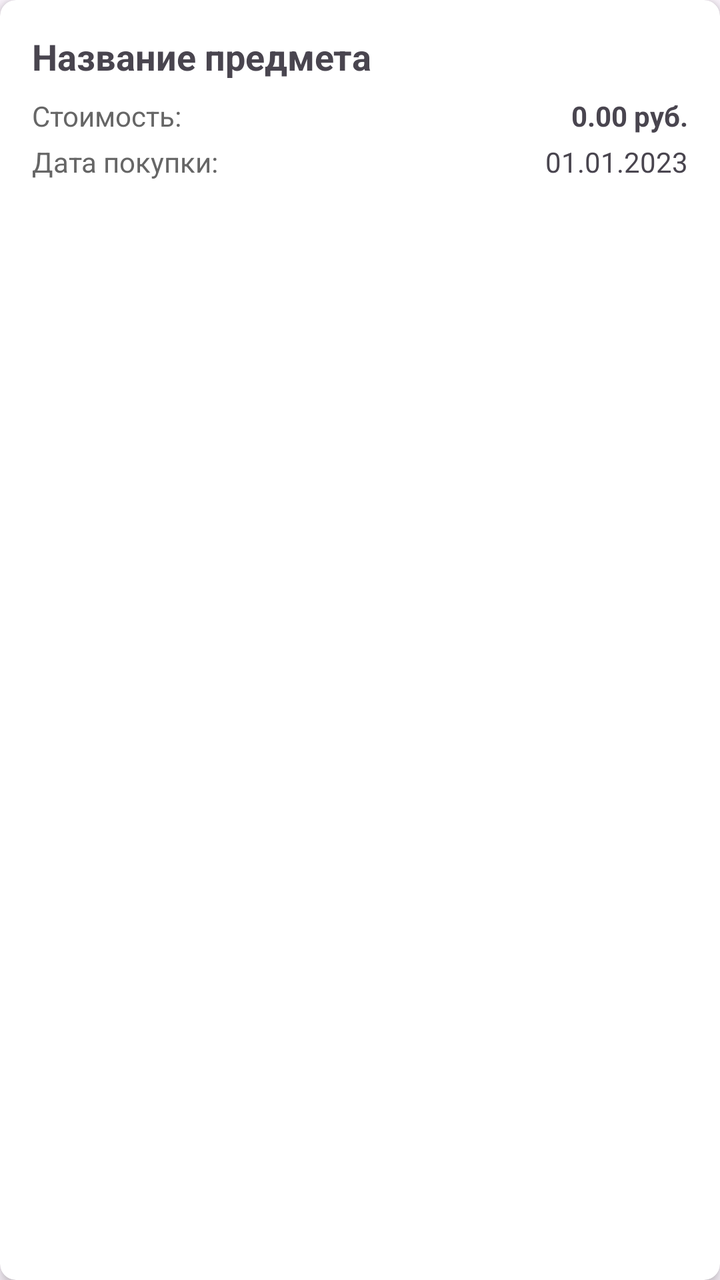
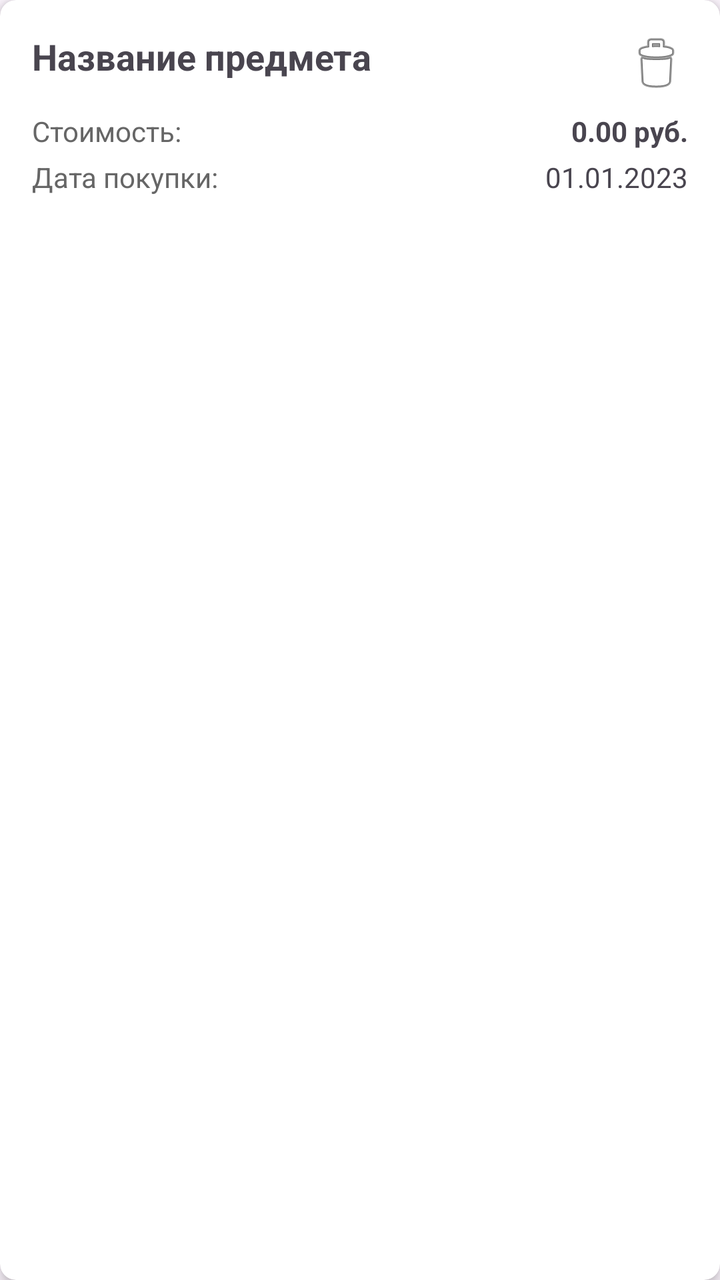

Compare the two renders of this Android layout. The source of the first and the diff that turns it into the second are given below.
<!-- AndroidManifest.xml: application theme Theme.Prmu_lab2 -->
<!-- res/layout/item_inventory.xml -->
<?xml version="1.0" encoding="utf-8"?>
<androidx.cardview.widget.CardView xmlns:android="http://schemas.android.com/apk/res/android"
    xmlns:app="http://schemas.android.com/apk/res-auto"
    android:layout_width="match_parent"
    android:layout_height="wrap_content"
    android:layout_margin="8dp"
    app:cardCornerRadius="8dp"
    app:cardElevation="4dp">

    <LinearLayout
        android:layout_width="match_parent"
        android:layout_height="wrap_content"
        android:orientation="vertical"
        android:padding="16dp">

        <TextView
            android:id="@+id/textViewItemName"
            android:layout_width="match_parent"
            android:layout_height="wrap_content"
            android:text="Название предмета"
            android:textSize="18sp"
            android:textStyle="bold"
            android:layout_marginBottom="8dp"/>

        <LinearLayout
            android:layout_width="match_parent"
            android:layout_height="wrap_content"
            android:orientation="horizontal"
            android:layout_marginBottom="4dp">

            <TextView
                android:layout_width="0dp"
                android:layout_height="wrap_content"
                android:layout_weight="1"
                android:text="Стоимость:"
                android:textColor="#666666"/>

            <TextView
                android:id="@+id/textViewCost"
                android:layout_width="wrap_content"
                android:layout_height="wrap_content"
                android:text="0.00 руб."
                android:textStyle="bold"/>

        </LinearLayout>

        <LinearLayout
            android:layout_width="match_parent"
            android:layout_height="wrap_content"
            android:orientation="horizontal">

            <TextView
                android:layout_width="0dp"
                android:layout_height="wrap_content"
                android:layout_weight="1"
                android:text="Дата покупки:"
                android:textColor="#666666"/>

            <TextView
                android:id="@+id/textViewDate"
                android:layout_width="wrap_content"
                android:layout_height="wrap_content"
                android:text="01.01.2023"/>

        </LinearLayout>

    </LinearLayout>

</androidx.cardview.widget.CardView>
<!-- resources referenced by this layout -->
<resources>
  <style name="Theme.Prmu_lab2" parent="Base.Theme.Prmu_lab2" />
  <style name="Base.Theme.Prmu_lab2" parent="Theme.Material3.DayNight.NoActionBar">
          
          
      </style>
</resources>

<!-- the commit's change to res/layout/item_inventory.xml (unified diff, before → after) -->
@@ -13,14 +13,30 @@
         android:orientation="vertical"
         android:padding="16dp">
 
-        <TextView
-            android:id="@+id/textViewItemName"
+        <LinearLayout
             android:layout_width="match_parent"
             android:layout_height="wrap_content"
-            android:text="Название предмета"
-            android:textSize="18sp"
-            android:textStyle="bold"
-            android:layout_marginBottom="8dp"/>
+            android:orientation="horizontal"
+            android:layout_marginBottom="8dp">
+
+            <TextView
+                android:id="@+id/textViewItemName"
+                android:layout_width="0dp"
+                android:layout_height="wrap_content"
+                android:layout_weight="1"
+                android:text="Название предмета"
+                android:textSize="18sp"
+                android:textStyle="bold"/>
+
+            <ImageButton
+                android:id="@+id/buttonDelete"
+                android:layout_width="32dp"
+                android:layout_height="32dp"
+                android:src="@android:drawable/ic_menu_delete"
+                android:background="@android:color/transparent"
+                android:contentDescription="Удалить"/>
+
+        </LinearLayout>
 
         <LinearLayout
             android:layout_width="match_parent"
